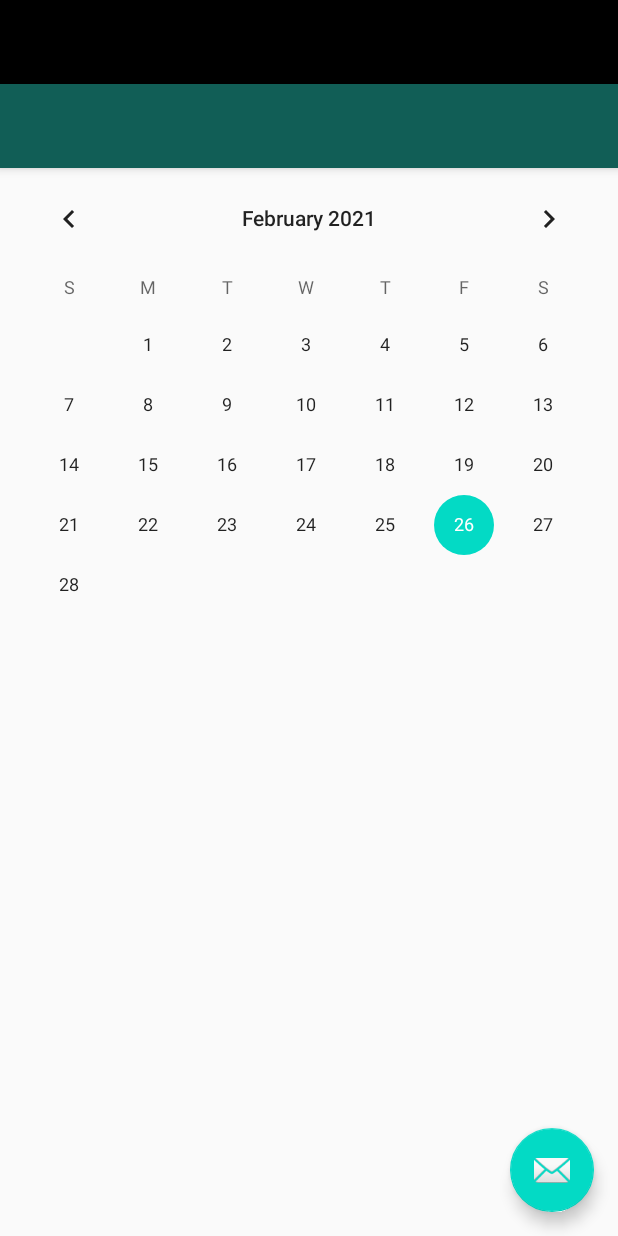
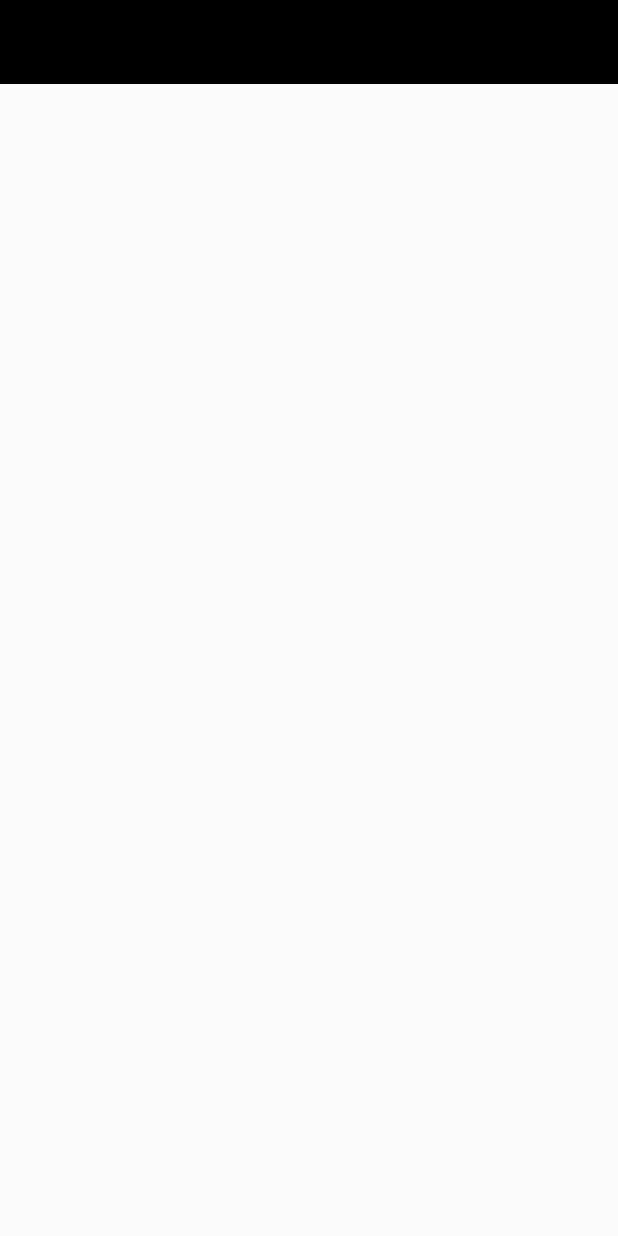
Before and after one commit to WSU-4110/WarriorSocial, an Android app: the layout activity_nav_drawer.xml on its own in the app's theme, with its tools: preview values and no code run, on a phone screen of 412 x 824 dp. Run offline under Robolectric (Android 15) with nearby library versions, the phone set to English and light mode, and no system bars.

Commit message:
deleted two files and removed dependencies. Both of these files were for an earlier version and are no longer needed. deleted: app_bar_main.xml and NavDrawerActivity.java

```diff
--- a/app/src/main/res/layout/activity_nav_drawer.xml
+++ b/app/src/main/res/layout/activity_nav_drawer.xml
@@ -8,10 +8,10 @@
     android:fitsSystemWindows="true"
     tools:openDrawer="start">
 
-    <include
+   <!-- <include
         layout="@layout/app_bar_main"
         android:layout_width="match_parent"
-        android:layout_height="match_parent" />
+        android:layout_height="match_parent" />-->
 
     <com.google.android.material.navigation.NavigationView
         android:id="@+id/nav_view"
--- a/app/src/main/res/layout/app_bar_main.xml
+++ /dev/null
@@ -1,35 +0,0 @@
-<?xml version="1.0" encoding="utf-8"?>
-<androidx.coordinatorlayout.widget.CoordinatorLayout xmlns:android="http://schemas.android.com/apk/res/android"
-    xmlns:app="http://schemas.android.com/apk/res-auto"
-    xmlns:tools="http://schemas.android.com/tools"
-    android:layout_width="match_parent"
-    android:layout_height="match_parent"
-    tools:context=".NavDrawerActivity">
-
-    <!-- Top bar on screen -->
-    <com.google.android.material.appbar.AppBarLayout
-        android:layout_width="match_parent"
-        android:layout_height="wrap_content"
-        android:theme="@style/AppTheme.AppBarOverlay">
-
-        <androidx.appcompat.widget.Toolbar
-            android:id="@+id/toolbar"
-            android:layout_width="match_parent"
-            android:layout_height="?attr/actionBarSize"
-            android:background="?attr/colorPrimary"
-            app:popupTheme="@style/AppTheme.PopupOverlay" />
-
-    </com.google.android.material.appbar.AppBarLayout>
-
-    <include layout="@layout/content_main" />
-
-    <!-- Email icon in bottom right -->
-    <com.google.android.material.floatingactionbutton.FloatingActionButton
-        android:id="@+id/fab"
-        android:layout_width="wrap_content"
-        android:layout_height="wrap_content"
-        android:layout_gravity="bottom|end"
-        android:layout_margin="@dimen/fab_margin"
-        app:srcCompat="@android:drawable/ic_dialog_email" />
-
-</androidx.coordinatorlayout.widget.CoordinatorLayout>
--- a/app/src/main/res/layout/content_main.xml
+++ b/app/src/main/res/layout/content_main.xml
@@ -4,8 +4,7 @@
     xmlns:tools="http://schemas.android.com/tools"
     android:layout_width="match_parent"
     android:layout_height="match_parent"
-    app:layout_behavior="@string/appbar_scrolling_view_behavior"
-    tools:showIn="@layout/app_bar_main">
+    app:layout_behavior="@string/appbar_scrolling_view_behavior">
 
     <fragment
         android:id="@+id/nav_host_fragment"
```
Also changed, not shown: app/src/main/java/com/example/warriorsocial/NavDrawerActivity.java (deleted, +0 -84 lines).
